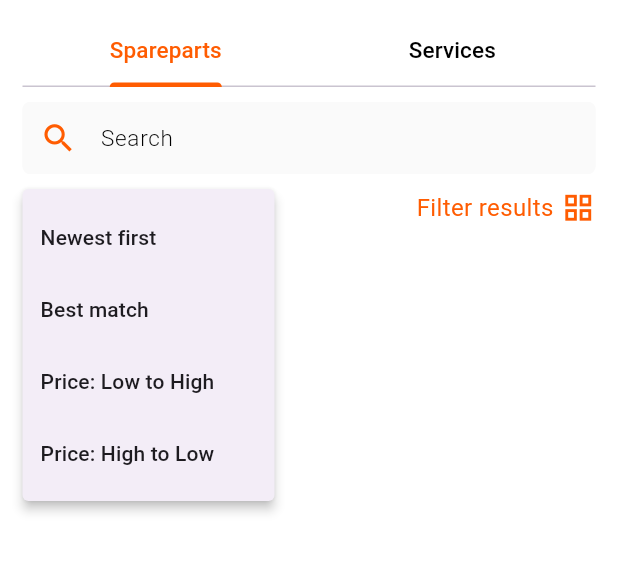
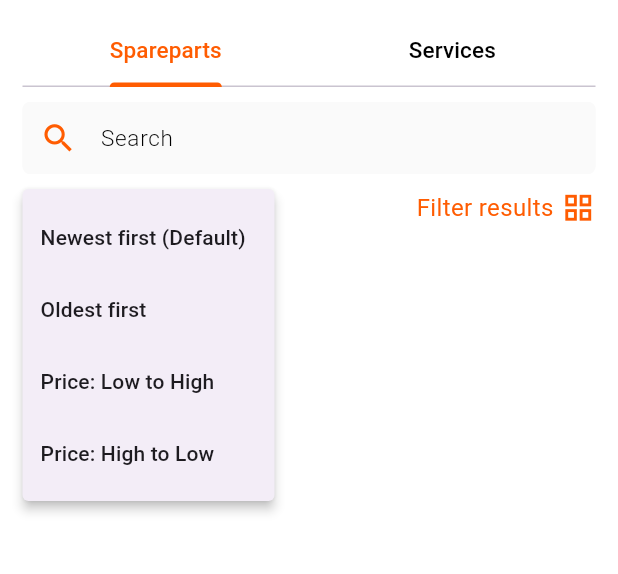
Before and after one commit to TeamTechSamurais/Panchikawatta_Frontend, a Flutter app: the SearchPage screen opened directly, after a tap on "Sort by", on a phone screen of 412 x 824 dp, the part 84-658 px from its top. Run offline on Flutter 3.47's test engine with Material 3 defaults, Android fonts, the phone set to English and light mode, and no system bars; our stand-ins replace card_swiper, cloud_firestore, firebase_auth, firebase_core, firebase_storage, fluttertoast and 1 more; accounts and stored records are empty; network calls fail.

Commit message:
Connected_getServiceById

```diff
--- a/panchikawatta/lib/models/service.dart
+++ b/panchikawatta/lib/models/service.dart
@@ -15,10 +15,10 @@ class Service {
 
   factory Service.fromJson(Map<String, dynamic> json) {
     return Service(
-      id: json['id'] ?? 0,
+      id: json['serviceId'] ?? 0,
       title: json['title'] ?? 'Unknown',
       description: json['description'] ?? 'No description',
-      price: json['price'] ?? 'No price',
+      price: json['price'] ?? 0,
       imageUrl: json['imageUrl'] ?? 'No image',
     );
   }
--- a/panchikawatta/lib/screens/QuickHelp/check_engine_action.dart
+++ b/panchikawatta/lib/screens/QuickHelp/check_engine_action.dart
@@ -1,3 +1,5 @@
+// ignore_for_file: deprecated_member_use
+
 import 'package:flutter/material.dart';
 
 class CheckEngineAction extends StatelessWidget {
--- a/panchikawatta/lib/screens/User/service_screen.dart
+++ b/panchikawatta/lib/screens/User/service_screen.dart
@@ -21,6 +21,7 @@ class _ServiceScreenState extends State<ServiceScreen> {
   @override
   void initState() {
     super.initState();
+    print('ServiceScreen serviceId: ${widget.serviceId}');
     futureService = GetApiService().getServiceById(widget.serviceId);
   }
 
--- a/panchikawatta/lib/screens/User/services_list.dart
+++ b/panchikawatta/lib/screens/User/services_list.dart
@@ -21,11 +21,14 @@ class ServicesList extends StatelessWidget {
           return const Center(child: Text('No Services found'));
         } else {
           return Padding(
-            padding: const EdgeInsets.all(10.0), // Add padding here
+            padding: const EdgeInsets.all(10.0),
             child: ListView.builder(
               itemCount: snapshot.data!.length,
               itemBuilder: (context, i) {
                 var service = snapshot.data![i];
+                print(
+                    'Service ID: ${service.id}'); // Debugging: Print service ID
+
                 final isBase64 = service.imageUrl.startsWith('/9j');
                 final imageWidget = isBase64
                     ? Image.memory(
@@ -55,6 +58,7 @@ class ServicesList extends StatelessWidget {
 
                 return InkWell(
                   onTap: () {
+                    print('Tapped service ID: ${service.id}');
                     Navigator.push(
                       context,
                       MaterialPageRoute(
--- a/panchikawatta/lib/screens/User/spareparts_list.dart
+++ b/panchikawatta/lib/screens/User/spareparts_list.dart
@@ -57,9 +57,9 @@ class SparePartsList extends StatelessWidget {
                           );
                         },
                       );
-
                 return InkWell(
                   onTap: () {
+                    print('Tapped Sparepart ID: ${sparePart.id}');
                     Navigator.push(
                       context,
                       MaterialPageRoute(
--- a/panchikawatta/lib/screens/search_page.dart
+++ b/panchikawatta/lib/screens/search_page.dart
@@ -148,12 +148,12 @@ class _SearchPageState extends State<SearchPage> {
                         itemBuilder: (BuildContext context) =>
                             <PopupMenuEntry<String>>[
                           const PopupMenuItem<String>(
-                            value: 'newest',
-                            child: Text('Newest first'),
+                            value: 'newest)first',
+                            child: Text('Newest first (Default)'),
                           ),
                           const PopupMenuItem<String>(
-                            value: 'best_match',
-                            child: Text('Best match'),
+                            value: 'oldest',
+                            child: Text('Oldest first'),
                           ),
                           const PopupMenuItem<String>(
                             value: 'price_low_high',
--- a/panchikawatta/lib/services/get_api_services.dart
+++ b/panchikawatta/lib/services/get_api_services.dart
@@ -58,8 +58,9 @@ class GetApiService {
   Future<Service> getServiceById(int serviceId) async {
     print(
         'Fetching service with ID: $serviceId'); // Debugging: Print service ID
-    final response =
-        await http.get(Uri.parse('${Utils.baseUrl}/services/$serviceId'));
+    final url = '${Utils.baseUrl}/users/services/$serviceId';
+    print('URL: $url'); // Debugging: Print URL
+    final response = await http.get(Uri.parse(url));
 
     if (response.statusCode == 200) {
       final Map<String, dynamic> jsonResponse = json.decode(response.body);
--- a/panchikawatta/pubspec.yaml
+++ b/panchikawatta/pubspec.yaml
@@ -25,6 +25,7 @@ dependencies:
   shared_preferences: any
   fluttertoast: any
   image: ^3.0.1
+  url_launcher: ^6.0.13
 
 dev_dependencies:
   flutter_test:
```
Also changed, not shown: panchikawatta/pubspec.lock, 5 other files.
